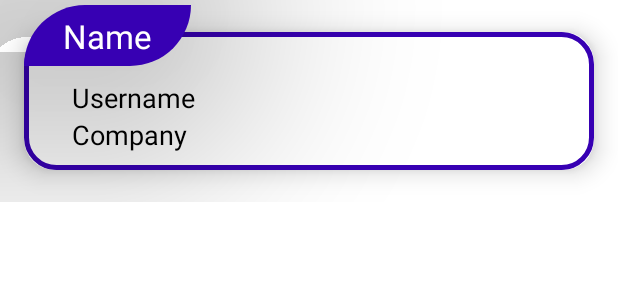
After one commit to otamurod/CleanArchitecture, an Android app: the layout user_ticket.xml on its own in the app's theme, with its tools: preview values and no code run, on a phone screen of 412 x 824 dp. The commit adds this screen. Shown: the top 300 px of the screen. Run offline under Robolectric (Android 15) with nearby library versions, the phone set to English and light mode, and no system bars.

Commit message:
feat: show user details using recycler view

```diff
--- a/app/src/main/java/com/otamurod/cleanarchitecture/presentation/MainActivity.kt
+++ b/app/src/main/java/com/otamurod/cleanarchitecture/presentation/MainActivity.kt
@@ -7,6 +7,7 @@ import androidx.appcompat.app.AppCompatActivity
 import androidx.lifecycle.ViewModelProvider
 import androidx.lifecycle.lifecycleScope
 import com.otamurod.cleanarchitecture.App
+import com.otamurod.cleanarchitecture.adapter.UserAdapter
 import com.otamurod.cleanarchitecture.databinding.ActivityMainBinding
 import com.otamurod.cleanarchitecture.vm.UserResource
 import com.otamurod.cleanarchitecture.vm.UserViewModel
@@ -19,6 +20,7 @@ class MainActivity : AppCompatActivity() {
     lateinit var factory: ViewModelProvider.Factory
     lateinit var binding: ActivityMainBinding
     private val viewModel: UserViewModel by viewModels { factory }
+    lateinit var adapter: UserAdapter
     override fun onCreate(savedInstanceState: Bundle?) {
         super.onCreate(savedInstanceState)
         App.applicationComponent.inject(this)
@@ -37,6 +39,8 @@ class MainActivity : AppCompatActivity() {
                         }
                         is UserResource.Success -> {
                             Log.d("TAG", "onCreate: ${it.list}")
+                            adapter = UserAdapter(this@MainActivity, it.list!!)
+                            binding.recyclerView.adapter = adapter
                         }
                     }
                 }
--- /dev/null
+++ b/app/src/main/res/drawable/card_bg.xml
@@ -0,0 +1,6 @@
+<?xml version="1.0" encoding="utf-8"?>
+<shape xmlns:android="http://schemas.android.com/apk/res/android">
+
+    <stroke android:width="3dp" android:color="@color/purple_700"/>
+    <corners android:radius="20dp"/>
+</shape>
--- /dev/null
+++ b/app/src/main/res/drawable/tv_bg.xml
@@ -0,0 +1,6 @@
+<?xml version="1.0" encoding="utf-8"?>
+<shape xmlns:android="http://schemas.android.com/apk/res/android">
+
+    <solid android:color="@color/purple_700"/>
+    <corners android:topLeftRadius="50dp" android:bottomRightRadius="50dp"/>
+</shape>
--- /dev/null
+++ b/app/src/main/res/layout/user_ticket.xml
@@ -0,0 +1,66 @@
+<?xml version="1.0" encoding="utf-8"?>
+<androidx.constraintlayout.widget.ConstraintLayout xmlns:android="http://schemas.android.com/apk/res/android"
+    xmlns:app="http://schemas.android.com/apk/res-auto"
+    android:layout_width="match_parent"
+    android:layout_height="wrap_content">
+
+    <TextView
+        android:id="@+id/name"
+        android:layout_width="wrap_content"
+        android:layout_height="wrap_content"
+        android:layout_marginStart="16dp"
+        android:layout_marginLeft="16dp"
+        android:layout_marginTop="3dp"
+        android:background="@drawable/tv_bg"
+        android:paddingLeft="26dp"
+        android:paddingTop="6dp"
+        android:paddingRight="26dp"
+        android:paddingBottom="5dp"
+        android:text="Name"
+        android:textColor="@color/white"
+        android:textSize="22sp"
+        android:translationZ="100dp"
+        app:layout_constraintStart_toStartOf="parent"
+        app:layout_constraintTop_toTopOf="parent" />
+
+    <androidx.cardview.widget.CardView
+        android:layout_width="match_parent"
+        android:layout_height="wrap_content"
+        app:cardCornerRadius="20dp"
+        app:cardElevation="10dp"
+        app:cardPreventCornerOverlap="true"
+        app:cardUseCompatPadding="true"
+        app:layout_constraintEnd_toEndOf="parent"
+        app:layout_constraintStart_toStartOf="parent"
+        app:layout_constraintTop_toTopOf="parent">
+
+        <LinearLayout
+            android:layout_width="match_parent"
+            android:layout_height="wrap_content"
+            android:background="@drawable/card_bg"
+            android:orientation="vertical"
+            android:padding="6dp">
+
+            <TextView
+                android:id="@+id/username"
+                android:layout_width="wrap_content"
+                android:layout_height="wrap_content"
+                android:layout_marginTop="25dp"
+                android:paddingLeft="26dp"
+                android:text="Username"
+                android:textColor="@color/black"
+                android:textSize="18sp" />
+
+            <TextView
+                android:id="@+id/company"
+                android:layout_width="wrap_content"
+                android:layout_height="wrap_content"
+                android:layout_marginBottom="5dp"
+                android:paddingLeft="26dp"
+                android:text="Company"
+                android:textColor="@color/black"
+                android:textSize="18sp" />
+        </LinearLayout>
+    </androidx.cardview.widget.CardView>
+
+</androidx.constraintlayout.widget.ConstraintLayout>
```
Also changed, not shown: app/src/main/java/com/otamurod/cleanarchitecture/adapter/UserAdapter.kt (added, +37 -0 lines), app/src/main/res/layout/activity_main.xml (+6 -4 lines), data/src/main/java/com/otamurod/data/repository/UserRepository.kt (deleted, +0 -8 lines).
